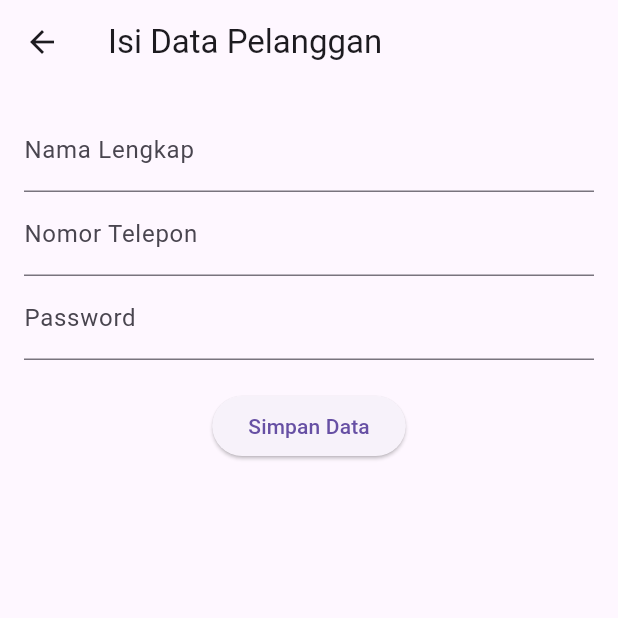
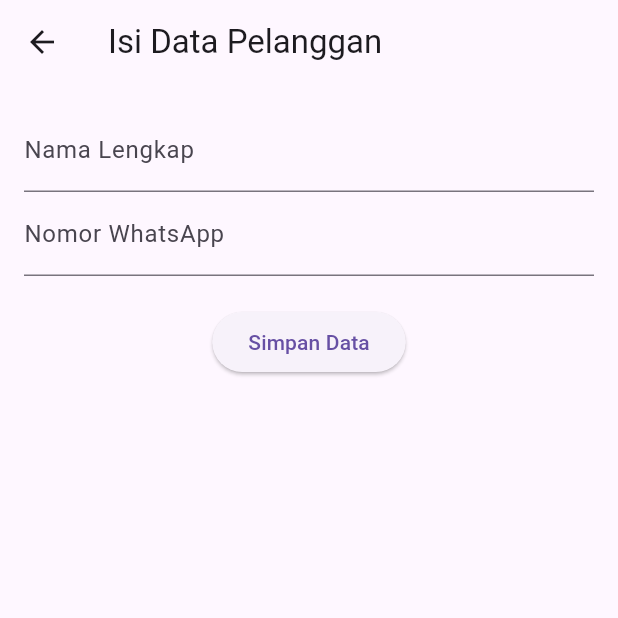
Before and after one commit to DhewMacharoe/Delbites, a Flutter app: the IsiDataPelanggan screen opened directly, on a phone screen of 412 x 824 dp, the top half of it. Run offline on Flutter 3.47's test engine with Material 3 defaults, Android fonts, the phone set to English and light mode, and no system bars; our stand-ins replace cloud_firestore, curved_navigation_bar, firebase_auth, firebase_core, flutter_rating_bar, shared_preferences and 1 more; accounts and stored records are empty; network calls fail; project files that could hold a hidden picture were left out.

Commit message:
WhatsApp

```diff
--- a/Delbites/lib/checkout.dart
+++ b/Delbites/lib/checkout.dart
@@ -398,7 +398,7 @@ class _CheckoutPageState extends State<CheckoutPage> {
                             TextField(
                               controller: phoneController,
                               decoration: const InputDecoration(
-                                labelText: 'Nomor Telepon',
+                                labelText: 'Nomor WhatsApp',
                                 border: OutlineInputBorder(),
                               ),
                               keyboardType: TextInputType.phone,
--- a/Delbites/lib/home.dart
+++ b/Delbites/lib/home.dart
@@ -384,7 +384,7 @@ class MenuCard extends StatelessWidget {
                         ),
                         TextField(
                           decoration:
-                              const InputDecoration(labelText: 'Telepon'),
+                              const InputDecoration(labelText: 'Nomor WhatsApp'),
                           keyboardType: TextInputType.phone,
                           onChanged: (value) => tempPhone = value,
                         ),
--- a/Delbites/lib/isi_data_pelanggan.dart
+++ b/Delbites/lib/isi_data_pelanggan.dart
@@ -46,13 +46,8 @@ class _IsiDataPelangganState extends State<IsiDataPelanggan> {
             ),
             TextField(
               controller: _teleponController,
-              decoration: InputDecoration(labelText: 'Nomor Telepon'),
+              decoration: InputDecoration(labelText: 'Nomor WhatsApp'),
               keyboardType: TextInputType.phone,
-            ),
-            TextField(
-              controller: _passwordController,
-              decoration: InputDecoration(labelText: 'Password'),
-              obscureText: true,
             ),
             SizedBox(height: 20),
             ElevatedButton(
--- a/Delbites/lib/widgets/menu_card.dart
+++ b/Delbites/lib/widgets/menu_card.dart
@@ -40,7 +40,7 @@ class MenuCard extends StatelessWidget {
                   },
                   keyboardType: TextInputType.phone,
                   decoration: const InputDecoration(
-                    labelText: "Nomor Telepon",
+                    labelText: "Nomor WhatsApp",
                   ),
                 ),
               ],
```
